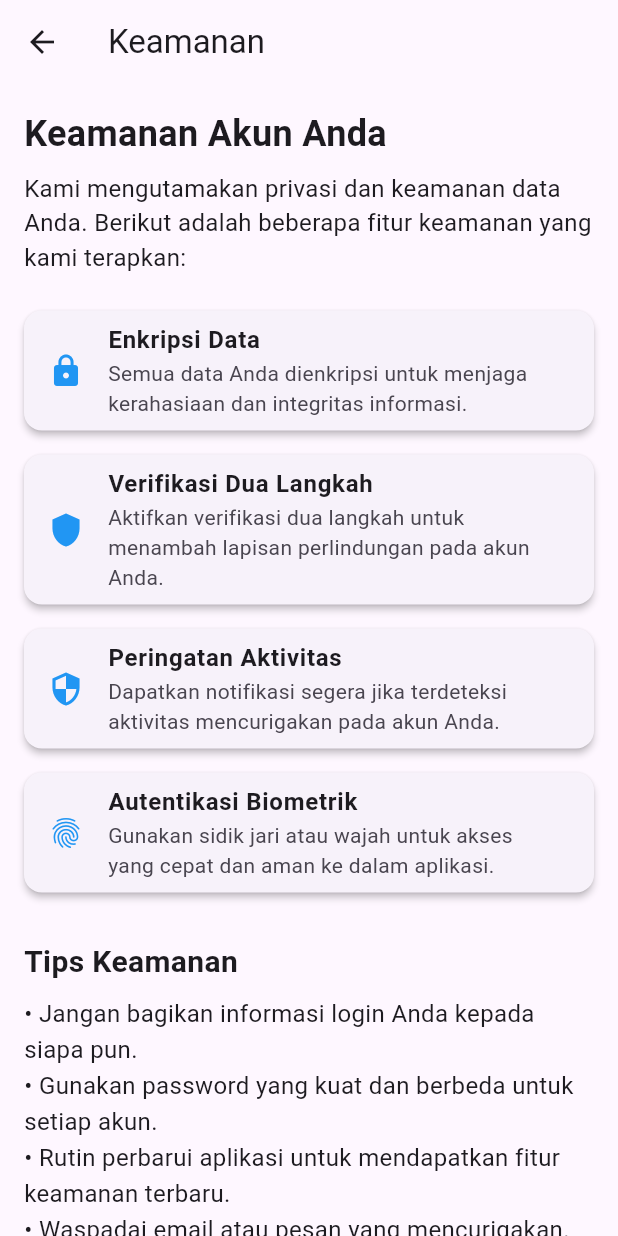
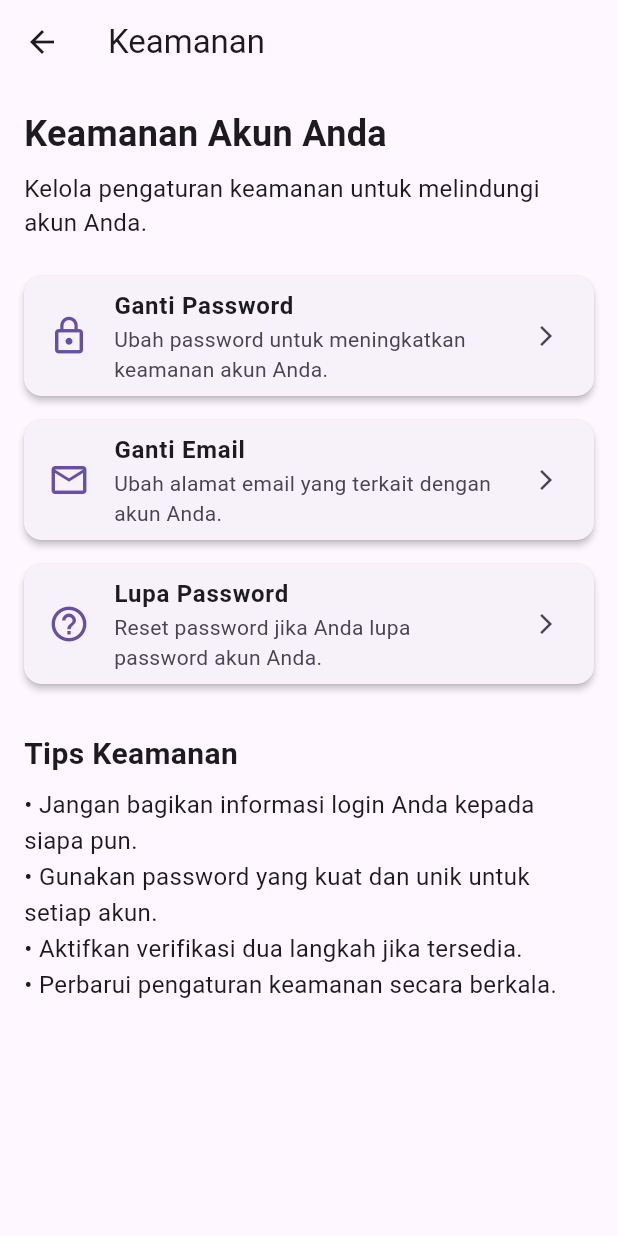
Before and after one commit to DevMossTeam/MediaExplant-Mobile, a Flutter app: the SettingsScreen screen opened by its route, after a tap on "Keamanan", on a phone screen of 412 x 824 dp. Run offline on Flutter 3.47's test engine with Material 3 defaults, Android fonts, the phone set to English and light mode, and no system bars; our stand-ins replace shared_preferences; accounts and stored records are empty.

Commit message:
Fix Keamanan

```diff
--- a/lib/features/settings/presentation/ui/screens/keamanan_screen.dart
+++ b/lib/features/settings/presentation/ui/screens/keamanan_screen.dart
@@ -6,9 +6,7 @@ class KeamananScreen extends StatelessWidget {
   @override
   Widget build(BuildContext context) {
     return Scaffold(
-      appBar: AppBar(
-        title: const Text('Keamanan'),
-      ),
+      appBar: AppBar(title: const Text('Keamanan')),
       body: SingleChildScrollView(
         padding: const EdgeInsets.all(16),
         child: Column(
@@ -21,34 +19,37 @@ class KeamananScreen extends StatelessWidget {
             ),
             const SizedBox(height: 8),
             const Text(
-              'Kami mengutamakan privasi dan keamanan data Anda. Berikut adalah beberapa fitur keamanan yang kami terapkan:',
+              'Kelola pengaturan keamanan untuk melindungi akun Anda.',
               style: TextStyle(fontSize: 16),
             ),
             const SizedBox(height: 16),
-            // Daftar fitur keamanan
-            _buildSecurityFeature(
-              icon: Icons.lock,
-              title: 'Enkripsi Data',
-              description:
-                  'Semua data Anda dienkripsi untuk menjaga kerahasiaan dan integritas informasi.',
+            // Daftar opsi keamanan
+            _buildSecurityOption(
+              context,
+              icon: Icons.lock_outline,
+              title: 'Ganti Password',
+              description: 'Ubah password untuk meningkatkan keamanan akun Anda.',
+              onTap: () {
+                // Aksi ganti password, misalnya navigasi ke halaman change password
+              },
             ),
-            _buildSecurityFeature(
-              icon: Icons.shield,
-              title: 'Verifikasi Dua Langkah',
-              description:
-                  'Aktifkan verifikasi dua langkah untuk menambah lapisan perlindungan pada akun Anda.',
+            _buildSecurityOption(
+              context,
+              icon: Icons.email_outlined,
+              title: 'Ganti Email',
+              description: 'Ubah alamat email yang terkait dengan akun Anda.',
+              onTap: () {
+                // Aksi ganti email
+              },
             ),
-            _buildSecurityFeature(
-              icon: Icons.security,
-              title: 'Peringatan Aktivitas',
-              description:
-                  'Dapatkan notifikasi segera jika terdeteksi aktivitas mencurigakan pada akun Anda.',
-            ),
-            _buildSecurityFeature(
-              icon: Icons.fingerprint,
-              title: 'Autentikasi Biometrik',
-              description:
-                  'Gunakan sidik jari atau wajah untuk akses yang cepat dan aman ke dalam aplikasi.',
+            _buildSecurityOption(
+              context,
+              icon: Icons.help_outline,
+              title: 'Lupa Password',
+              description: 'Reset password jika Anda lupa password akun Anda.',
+              onTap: () {
+                // Aksi lupa password
+              },
             ),
             const SizedBox(height: 24),
             // Tips Keamanan
@@ -59,9 +60,9 @@ class KeamananScreen extends StatelessWidget {
             const SizedBox(height: 8),
             const Text(
               '• Jangan bagikan informasi login Anda kepada siapa pun.\n'
-              '• Gunakan password yang kuat dan berbeda untuk setiap akun.\n'
-              '• Rutin perbarui aplikasi untuk mendapatkan fitur keamanan terbaru.\n'
-              '• Waspadai email atau pesan yang mencurigakan.',
+              '• Gunakan password yang kuat dan unik untuk setiap akun.\n'
+              '• Aktifkan verifikasi dua langkah jika tersedia.\n'
+              '• Perbarui pengaturan keamanan secara berkala.',
               style: TextStyle(fontSize: 16, height: 1.5),
             ),
           ],
@@ -70,22 +71,30 @@ class KeamananScreen extends StatelessWidget {
     );
   }
 
-  // Widget untuk menampilkan fitur keamanan
-  Widget _buildSecurityFeature({
+  // Widget untuk opsi keamanan dengan onTap
+  Widget _buildSecurityOption(
+    BuildContext context, {
     required IconData icon,
     required String title,
     required String description,
+    required VoidCallback onTap,
   }) {
     return Card(
       elevation: 2,
       margin: const EdgeInsets.symmetric(vertical: 8),
+      shape: RoundedRectangleBorder(borderRadius: BorderRadius.circular(12)),
       child: ListTile(
-        leading: Icon(icon, color: Colors.blue),
+        onTap: onTap,
+        leading: Icon(icon, color: Theme.of(context).primaryColor, size: 28),
         title: Text(
           title,
-          style: const TextStyle(fontWeight: FontWeight.bold),
+          style: const TextStyle(fontWeight: FontWeight.bold, fontSize: 16),
         ),
-        subtitle: Text(description),
+        subtitle: Text(
+          description,
+          style: const TextStyle(fontSize: 14),
+        ),
+        trailing: const Icon(Icons.arrow_forward_ios, size: 16),
       ),
     );
   }
--- a/lib/features/settings/presentation/ui/screens/settings_screen.dart
+++ b/lib/features/settings/presentation/ui/screens/settings_screen.dart
@@ -13,11 +13,19 @@ class SettingsScreen extends StatelessWidget {
       body: ListView(
         padding: const EdgeInsets.all(16),
         children: [
+          // Section: Pengaturan
+          const Padding(
+            padding: EdgeInsets.symmetric(vertical: 8),
+            child: Text(
+              "Pengaturan",
+              style: TextStyle(fontSize: 18, fontWeight: FontWeight.bold),
+            ),
+          ),
           _buildSettingItem(
             context,
-            icon: Icons.contact_mail,
-            title: "Hubungi",
-            routeName: '/settings/hubungi',
+            icon: Icons.settings,
+            title: "Umum",
+            routeName: '/settings/umum',
           ),
           _buildSettingItem(
             context,
@@ -30,6 +38,15 @@ class SettingsScreen extends StatelessWidget {
             icon: Icons.notifications,
             title: "Setting Notifikasi",
             routeName: '/settings/setting_notifikasi',
+          ),
+          const SizedBox(height: 24),
+          // Section: Pusat Informasi
+          const Padding(
+            padding: EdgeInsets.symmetric(vertical: 8),
+            child: Text(
+              "Pusat Informasi",
+              style: TextStyle(fontSize: 18, fontWeight: FontWeight.bold),
+            ),
           ),
           _buildSettingItem(
             context,
@@ -45,9 +62,9 @@ class SettingsScreen extends StatelessWidget {
           ),
           _buildSettingItem(
             context,
-            icon: Icons.settings,
-            title: "Umum",
-            routeName: '/settings/umum',
+            icon: Icons.contact_mail,
+            title: "Hubungi",
+            routeName: '/settings/hubungi',
           ),
         ],
       ),
@@ -63,8 +80,7 @@ class SettingsScreen extends StatelessWidget {
       shape: RoundedRectangleBorder(borderRadius: BorderRadius.circular(12)),
       margin: const EdgeInsets.only(bottom: 12),
       child: ListTile(
-        contentPadding:
-            const EdgeInsets.symmetric(horizontal: 16, vertical: 8),
+        contentPadding: const EdgeInsets.symmetric(horizontal: 16, vertical: 8),
         leading: Icon(icon, color: Theme.of(context).primaryColor),
         title: Text(title, style: const TextStyle(fontWeight: FontWeight.w500)),
         trailing: const Icon(Icons.arrow_forward_ios, size: 16),
```
Also changed, not shown: 4 other files.
